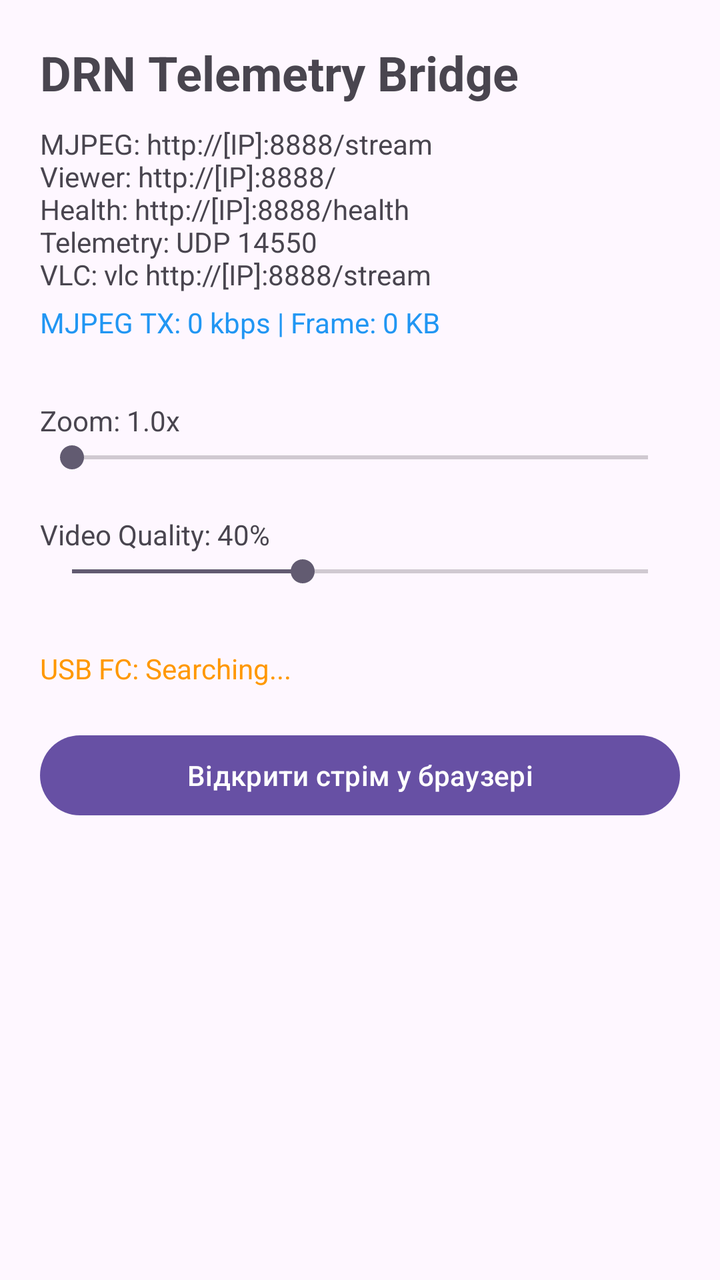
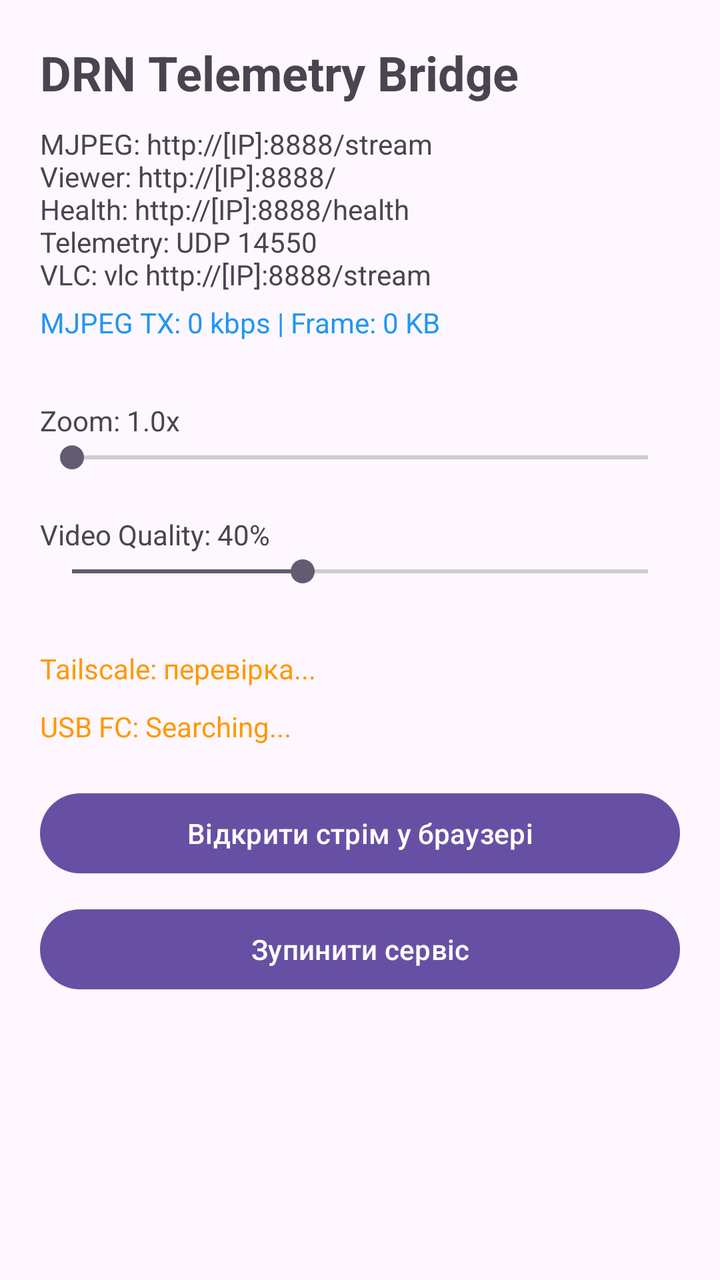

Two renders of the same Android screen: before a commit and after it. Below are the layout's source before the change and the commit's diff.
<!-- AndroidManifest.xml: application theme Theme.DRN_kotlin -->
<!-- res/layout/activity_main.xml -->
<?xml version="1.0" encoding="utf-8"?>
<androidx.constraintlayout.widget.ConstraintLayout xmlns:android="http://schemas.android.com/apk/res/android"
    xmlns:app="http://schemas.android.com/apk/res-auto"
    xmlns:tools="http://schemas.android.com/tools"
    android:id="@+id/main"
    android:layout_width="match_parent"
    android:layout_height="match_parent"
    android:padding="20dp"
    tools:context=".MainActivity">

    <TextView
        android:id="@+id/title"
        android:layout_width="wrap_content"
        android:layout_height="wrap_content"
        android:text="DRN Telemetry Bridge"
        android:textSize="24sp"
        android:textStyle="bold"
        app:layout_constraintTop_toTopOf="parent"
        app:layout_constraintStart_toStartOf="parent" />

    <TextView
        android:id="@+id/status"
        android:layout_width="wrap_content"
        android:layout_height="wrap_content"
        android:layout_marginTop="10dp"
        android:text="MJPEG: http://[IP]:8888/stream\nViewer: http://[IP]:8888/\nHealth: http://[IP]:8888/health\nTelemetry: UDP 14550\nVLC: vlc http://[IP]:8888/stream"
        app:layout_constraintTop_toBottomOf="@id/title"
        app:layout_constraintStart_toStartOf="parent" />

    <TextView
        android:id="@+id/videoStats"
        android:layout_width="wrap_content"
        android:layout_height="wrap_content"
        android:layout_marginTop="5dp"
        android:text="MJPEG TX: 0 kbps | Frame: 0 KB"
        android:textColor="#2196F3"
        app:layout_constraintTop_toBottomOf="@id/status"
        app:layout_constraintStart_toStartOf="parent" />

    <TextView
        android:id="@+id/zoomLabel"
        android:layout_width="wrap_content"
        android:layout_height="wrap_content"
        android:layout_marginTop="30dp"
        android:text="Zoom: 1.0x"
        app:layout_constraintTop_toBottomOf="@id/videoStats"
        app:layout_constraintStart_toStartOf="parent" />

    <SeekBar
        android:id="@+id/zoomSeekBar"
        android:layout_width="0dp"
        android:layout_height="wrap_content"
        android:max="100"
        android:progress="0"
        app:layout_constraintTop_toBottomOf="@id/zoomLabel"
        app:layout_constraintStart_toStartOf="parent"
        app:layout_constraintEnd_toEndOf="parent" />

    <TextView
        android:id="@+id/qualityLabel"
        android:layout_width="wrap_content"
        android:layout_height="wrap_content"
        android:layout_marginTop="20dp"
        android:text="Video Quality: 40%"
        app:layout_constraintTop_toBottomOf="@id/zoomSeekBar"
        app:layout_constraintStart_toStartOf="parent" />

    <SeekBar
        android:id="@+id/qualitySeekBar"
        android:layout_width="0dp"
        android:layout_height="wrap_content"
        android:max="100"
        android:progress="40"
        app:layout_constraintTop_toBottomOf="@id/qualityLabel"
        app:layout_constraintStart_toStartOf="parent"
        app:layout_constraintEnd_toEndOf="parent" />

    <TextView
        android:id="@+id/usbStatus"
        android:layout_width="wrap_content"
        android:layout_height="wrap_content"
        android:layout_marginTop="30dp"
        android:text="USB FC: Searching..."
        android:textColor="#FF9800"
        app:layout_constraintTop_toBottomOf="@id/qualitySeekBar"
        app:layout_constraintStart_toStartOf="parent" />

    <Button
        android:id="@+id/openBrowserButton"
        android:layout_width="0dp"
        android:layout_height="wrap_content"
        android:layout_marginTop="20dp"
        android:text="Відкрити стрім у браузері"
        app:layout_constraintTop_toBottomOf="@id/usbStatus"
        app:layout_constraintStart_toStartOf="parent"
        app:layout_constraintEnd_toEndOf="parent" />

</androidx.constraintlayout.widget.ConstraintLayout>
<!-- resources referenced by this layout -->
<resources>
  <style name="Theme.DRN_kotlin" parent="Base.Theme.DRN_kotlin" />
  <style name="Base.Theme.DRN_kotlin" parent="Theme.Material3.DayNight.NoActionBar">
          
          
      </style>
</resources>

<!-- the commit's change to res/layout/activity_main.xml (unified diff, before → after) -->
@@ -76,13 +76,23 @@
         app:layout_constraintEnd_toEndOf="parent" />
 
     <TextView
+        android:id="@+id/tailscaleStatus"
+        android:layout_width="wrap_content"
+        android:layout_height="wrap_content"
+        android:layout_marginTop="30dp"
+        android:text="Tailscale: перевірка..."
+        android:textColor="#FF9800"
+        app:layout_constraintTop_toBottomOf="@id/qualitySeekBar"
+        app:layout_constraintStart_toStartOf="parent" />
+
+    <TextView
         android:id="@+id/usbStatus"
         android:layout_width="wrap_content"
         android:layout_height="wrap_content"
-        android:layout_marginTop="30dp"
+        android:layout_marginTop="10dp"
         android:text="USB FC: Searching..."
         android:textColor="#FF9800"
-        app:layout_constraintTop_toBottomOf="@id/qualitySeekBar"
+        app:layout_constraintTop_toBottomOf="@id/tailscaleStatus"
         app:layout_constraintStart_toStartOf="parent" />
 
     <Button
@@ -95,4 +105,14 @@
         app:layout_constraintStart_toStartOf="parent"
         app:layout_constraintEnd_toEndOf="parent" />
 
+    <Button
+        android:id="@+id/stopButton"
+        android:layout_width="0dp"
+        android:layout_height="wrap_content"
+        android:layout_marginTop="10dp"
+        android:text="Зупинити сервіс"
+        app:layout_constraintTop_toBottomOf="@id/openBrowserButton"
+        app:layout_constraintStart_toStartOf="parent"
+        app:layout_constraintEnd_toEndOf="parent" />
+
 </androidx.constraintlayout.widget.ConstraintLayout>
